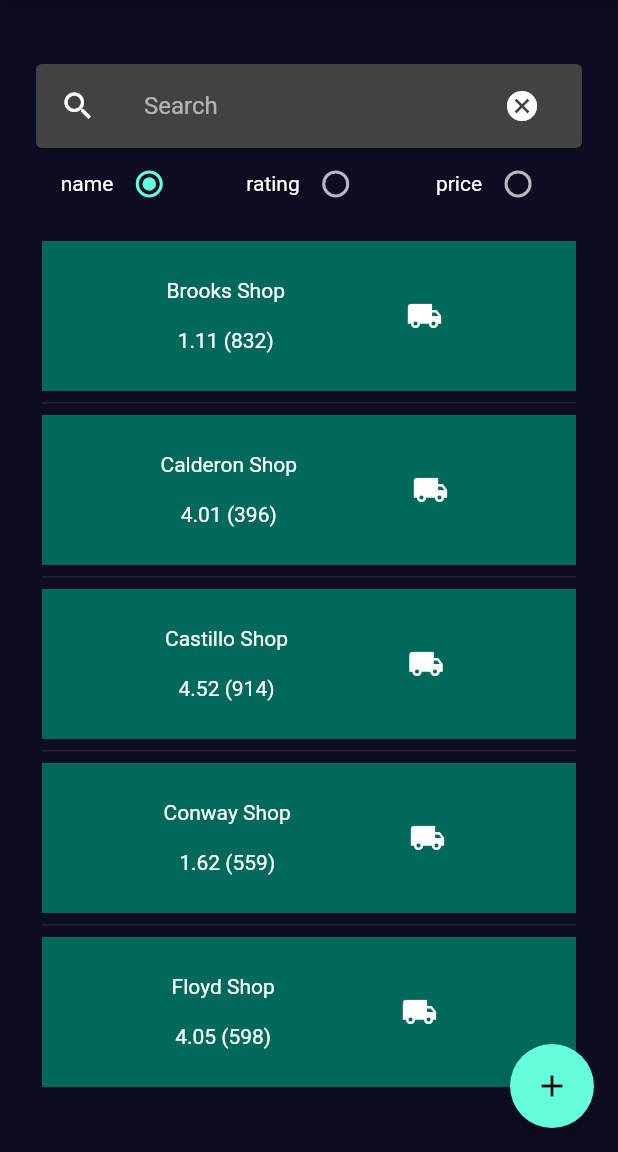
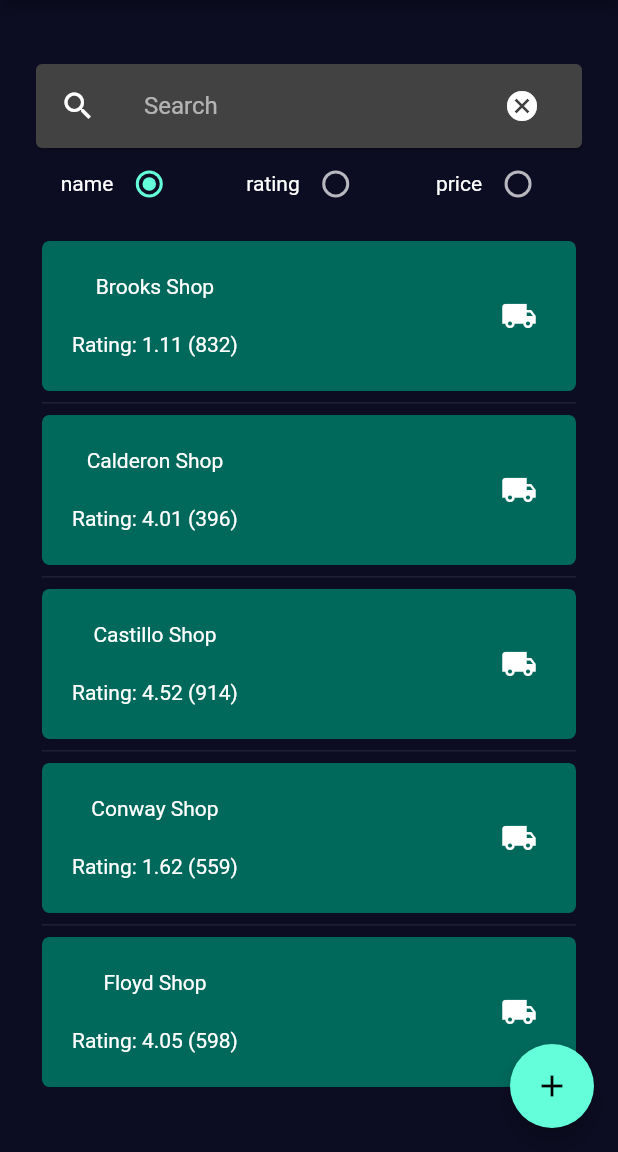
Before and after one commit to baciucalin/FixMyShip, a Flutter app: the screen it shows after launch, on a phone screen of 412 x 824 dp, the part 84-1236 px from its top. Run offline on Flutter 3.47's test engine with Material 2 defaults, Android fonts, the phone set to English and light mode, and no system bars; our stand-ins replace flutter_datetime_picker; missing offline and left inert: flutter_counter.

Commit message:
Move components in separate folders for a better structuring, some amendments

```diff
--- /dev/null
+++ b/lib/components/repair_shops/repair_shop_card.dart
@@ -0,0 +1,39 @@
+import 'package:flutter/material.dart';
+import 'package:shipmyfix/components/repair_shops/model/repair_shop_dto.dart';
+
+class RepairShopCard extends StatelessWidget {
+  final RepairShopDTO repairShop;
+
+  RepairShopCard(this.repairShop);
+
+  @override
+  Widget build(BuildContext context) {
+    return Container(
+      height: 100,
+      decoration: BoxDecoration(
+        borderRadius: BorderRadius.circular(5),
+        color: Colors.teal[800],
+      ),
+      child: Padding(
+        padding: EdgeInsets.only(left: 20, right: 20),
+        child: Row(
+          mainAxisAlignment: MainAxisAlignment.spaceBetween,
+          children: <Widget>[
+            Column(
+              mainAxisAlignment: MainAxisAlignment.spaceEvenly,
+              children: <Widget>[
+                Text(repairShop.shopName),
+                Text(
+                    'Rating: ${repairShop.avgRating.toStringAsFixed(2)} (${repairShop.noOfReviews})'),
+              ],
+            ),
+            Padding(
+              padding: EdgeInsets.all(6),
+              child: Icon(Icons.local_shipping),
+            ),
+          ],
+        ),
+      ),
+    );
+  }
+}
--- a/lib/repair_shop_list.dart
+++ b/lib/components/repair_shops/repair_shop_list.dart
@@ -1,6 +1,6 @@
 import 'dart:convert';
 
-import 'package:shipmyfix/repair_shop_dto.dart';
+import 'package:shipmyfix/components/repair_shops/model/repair_shop_dto.dart';
 import 'package:flutter/services.dart' show rootBundle;
 
 class RepairShopList {
--- a/lib/ship_part_card.dart
+++ b/lib/components/ship_parts/ship_part_card.dart
@@ -2,12 +2,12 @@ import 'dart:developer';
 
 import 'package:flutter/material.dart';
 import 'package:flutter_counter/flutter_counter.dart';
-import 'package:shipmyfix/ship_part_dto.dart';
+import 'package:shipmyfix/components/ship_parts/model/ship_part_dto.dart';
 
 class ShipPartCard extends StatefulWidget {
   final ShipPartDTO shipPart;
 
-  const ShipPartCard(this.shipPart);
+  ShipPartCard(this.shipPart);
 
   @override
   ShipPartCardState createState() => ShipPartCardState();
--- a/lib/ship_part_list.dart
+++ b/lib/components/ship_parts/ship_part_list.dart
@@ -1,6 +1,6 @@
 import 'dart:convert';
 
-import 'package:shipmyfix/ship_part_dto.dart';
+import 'package:shipmyfix/components/ship_parts/model/ship_part_dto.dart';
 import 'package:flutter/services.dart' show rootBundle;
 
 class ShipPartList {
--- a/lib/main.dart
+++ b/lib/main.dart
@@ -1,6 +1,6 @@
 import 'package:flutter/material.dart';
-import 'package:shipmyfix/repair_shop_list_route.dart';
-import 'package:shipmyfix/create_appointment_route.dart';
+import 'package:shipmyfix/screens/repair_shop_list_route.dart';
+import 'package:shipmyfix/screens/create_appointment_route.dart';
 
 void main() => runApp(MyApp());
 
--- a/lib/repair_shop_card.dart
+++ /dev/null
@@ -1,44 +0,0 @@
-import 'package:flutter/material.dart';
-import 'package:shipmyfix/repair_shop_dto.dart';
-
-class RepairShopCard extends StatelessWidget {
-  final RepairShopDTO repairShop;
-
-  RepairShopCard(this.repairShop);
-
-  @override
-  Widget build(BuildContext context) {
-    return Container(
-      height: 100,
-      color: Colors.teal[800],
-      child: Padding(
-        padding: EdgeInsets.all(8),
-        child: InkWell(
-          borderRadius: BorderRadius.circular(10.0),
-          highlightColor: Colors.tealAccent,
-          splashColor: Colors.tealAccent,
-          onTap: () {
-            print('I was tapped!');
-          },
-          child: Row(
-            mainAxisAlignment: MainAxisAlignment.spaceEvenly,
-            children: <Widget>[
-              Column(
-                mainAxisAlignment: MainAxisAlignment.spaceEvenly,
-                children: <Widget>[
-                  Text(repairShop.shopName),
-                  Text(repairShop.avgRating.toStringAsFixed(2) +
-                      ' (${repairShop.noOfReviews})'),
-                ],
-              ),
-              Padding(
-                padding: EdgeInsets.all(6),
-                child: Icon(Icons.local_shipping),
-              ),
-            ],
-          ),
-        ),
-      ),
-    );
-  }
-}
--- a/lib/repair_shop_list_route.dart
+++ b/lib/screens/repair_shop_list_route.dart
@@ -1,7 +1,7 @@
 import 'package:flutter/material.dart';
-import 'package:shipmyfix/repair_shop_card.dart';
-import 'package:shipmyfix/repair_shop_dto.dart';
-import 'package:shipmyfix/repair_shop_list.dart';
+import 'package:shipmyfix/components/repair_shops/repair_shop_card.dart';
+import 'package:shipmyfix/components/repair_shops/model/repair_shop_dto.dart';
+import 'package:shipmyfix/components/repair_shops/repair_shop_list.dart';
 import 'package:shipmyfix/search_widget.dart';
 
 enum SortBy { Name, Rating, Price }
@@ -13,7 +13,7 @@ class RepairShopListRoute extends StatefulWidget {
 
 class RepairShopListRouteState extends State<RepairShopListRoute> {
   Future<List<RepairShopDTO>> _repairShopsResponse;
-  List<RepairShopDTO> repairShops;
+  List<RepairShopDTO> _repairShops;
   List<RepairShopDTO> repairShopsSearchResults;
 
   TextEditingController _textEditingController = new TextEditingController();
@@ -58,7 +58,7 @@ class RepairShopListRouteState extends State<RepairShopListRoute> {
               future: _repairShopsResponse,
               builder: (context, snapshot) {
                 if (snapshot.hasData) {
-                  repairShops = snapshot.data;
+                  _repairShops = snapshot.data;
                   return _buildListOfShops();
                 }
                 return CircularProgressIndicator();
@@ -111,17 +111,17 @@ class RepairShopListRouteState extends State<RepairShopListRoute> {
         },
       );
     } else {
-      _sortRepairShops(repairShops);
+      _sortRepairShops(_repairShops);
 
       return ListView.separated(
         padding: const EdgeInsets.all(8.0),
         shrinkWrap: true,
-        itemCount: repairShops.length,
+        itemCount: _repairShops.length,
         separatorBuilder: (context, index) {
           return Divider();
         },
         itemBuilder: (context, index) {
-          return RepairShopCard(repairShops[index]);
+          return RepairShopCard(_repairShops[index]);
         },
       );
     }
@@ -152,7 +152,7 @@ class RepairShopListRouteState extends State<RepairShopListRoute> {
       return;
     }
 
-    repairShops.forEach((item) {
+    _repairShops.forEach((item) {
       if (item.shopName.toLowerCase().contains(txt.toLowerCase()))
         repairShopsSearchResults.add(item);
     });
```
Also changed, not shown: lib/screens/create_appointment_route.dart (renamed from lib/create_appointment_route.dart, +33 -12 lines), lib/components/repair_shops/model/repair_shop_dto.dart (renamed from lib/repair_shop_dto.dart), lib/components/ship_parts/model/ship_part_dto.dart (renamed from lib/ship_part_dto.dart).
